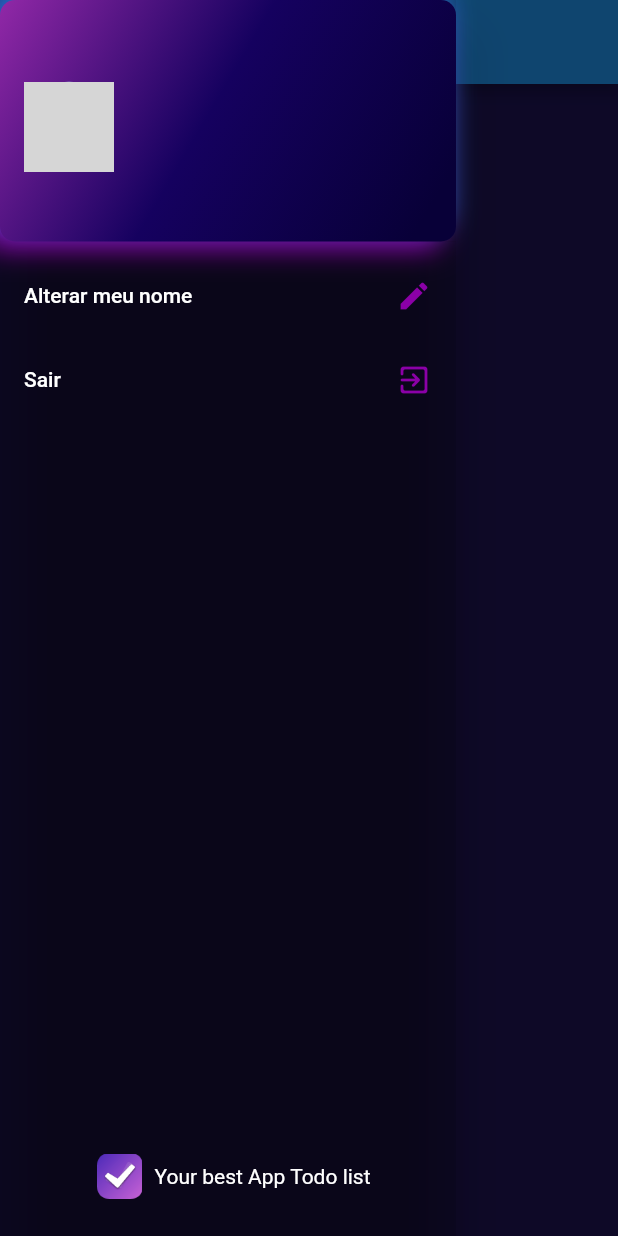
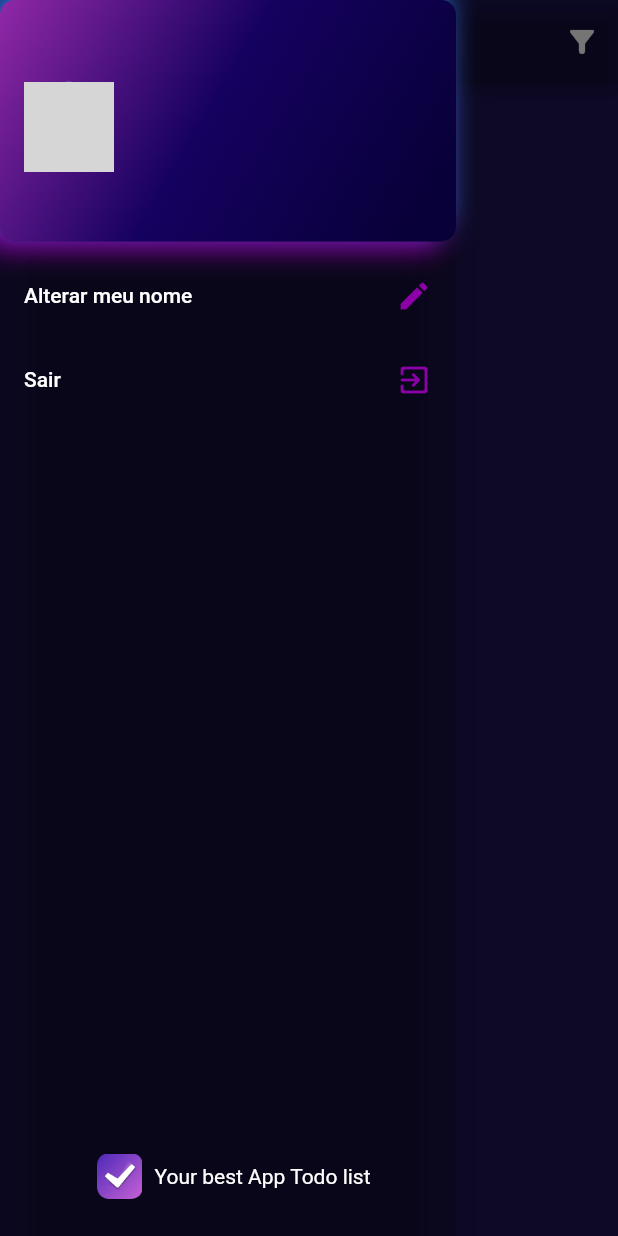
Before and after one commit to GustaAndrad/toDo_app_with_Flutter, a Flutter app: the screen it shows once a user with an empty profile is signed in, with the side drawer open, on a phone screen of 412 x 824 dp. Run offline on Flutter 3.47's test engine with Material 2 defaults, Android fonts, the phone set to English and light mode, and no system bars; our stand-ins replace device_preview, firebase_auth, firebase_core, flutter_signin_button, google_fonts, google_sign_in and 2 more; missing offline and left inert: flutter_overlay_loader, validatorless; accounts and stored records are empty; network calls fail; Roboto replaces fonts that are missing (Mandali); grey boxes are pictures that could not be loaded.

Commit message:
modificando appBar e Home header

```diff
--- a/lib/app/modules/home/home_page.dart
+++ b/lib/app/modules/home/home_page.dart
@@ -1,5 +1,6 @@
 import 'package:flutter/material.dart';
 import 'package:todo_list_provider/app/modules/home/widgets/home_drawer.dart';
+import 'package:todo_list_provider/app/modules/home/widgets/home_header.dart';
 
 class HomePage extends StatelessWidget {
   const HomePage({Key? key}) : super(key: key);
@@ -8,10 +9,38 @@ class HomePage extends StatelessWidget {
   Widget build(BuildContext context) {
     return Scaffold(
       appBar: AppBar(
-        title: const Text('homepage'),
+        backgroundColor: Colors.black12,
+        actions: [
+          PopupMenuButton(
+            icon: Icon(Icons.filter_alt_rounded),
+            itemBuilder: (_) => [
+              PopupMenuItem<bool>(child: Text('Mostrar tarefas concluidas'))
+            ],
+          )
+        ],
       ),
       drawer: HomeDrawer(),
-      body: Container(),
+      body: LayoutBuilder(
+        builder: (context, constraints) {
+          return SingleChildScrollView(
+            child: ConstrainedBox(
+              constraints: BoxConstraints(
+                minHeight: constraints.maxHeight,
+                minWidth: constraints.maxWidth,
+              ),
+              child: Container(
+                margin: EdgeInsets.symmetric(horizontal: 20),
+                child: IntrinsicHeight(
+                  child: Column(
+                    crossAxisAlignment: CrossAxisAlignment.start,
+                    children: [HomeHeader()],
+                  ),
+                ),
+              ),
+            ),
+          );
+        },
+      ),
     );
   }
 }
--- a/lib/app/modules/home/widgets/home_drawer.dart
+++ b/lib/app/modules/home/widgets/home_drawer.dart
@@ -1,5 +1,4 @@
 import 'package:flutter/material.dart';
-import 'package:path/path.dart';
 import 'package:provider/provider.dart';
 import 'package:todo_list_provider/app/core/auth/auth_provider.dart';
 import 'package:todo_list_provider/app/core/ui/messages.dart';
--- /dev/null
+++ b/lib/app/modules/home/widgets/home_header.dart
@@ -0,0 +1,32 @@
+import 'package:flutter/material.dart';
+import 'package:provider/provider.dart';
+import 'package:todo_list_provider/app/core/auth/auth_provider.dart';
+import 'package:todo_list_provider/app/core/ui/theme_extensions.dart';
+
+class HomeHeader extends StatelessWidget {
+  const HomeHeader({Key? key}) : super(key: key);
+
+  @override
+  Widget build(BuildContext context) {
+    return Padding(
+      padding: const EdgeInsets.symmetric(vertical: 20),
+      child: Row(
+        children: [
+          Selector<AuthProvider, String>(
+            selector: (context, authProvider) =>
+                authProvider.user?.displayName ?? 'amigo',
+            builder: (_, value, __) {
+              return Text(
+                'E ai, $value!',
+                style: TextStyle(
+                    color: Colors.white,
+                    fontWeight: FontWeight.bold,
+                    fontSize: 25),
+              );
+            },
+          )
+        ],
+      ),
+    );
+  }
+}
```
